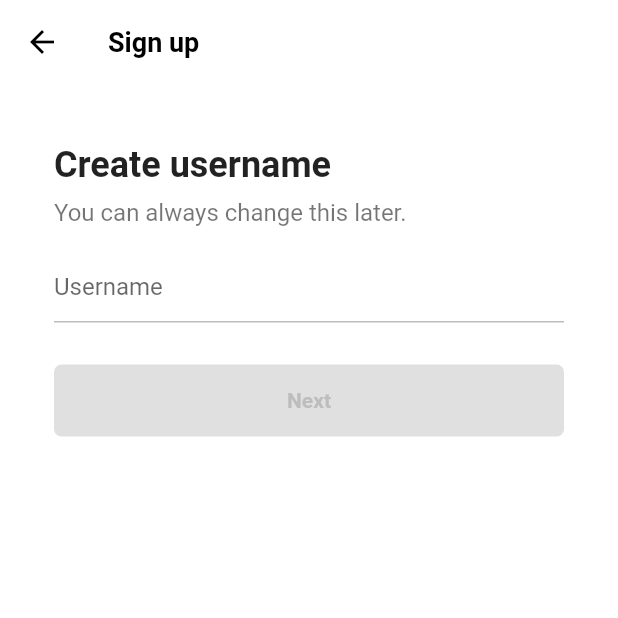
After one commit to wxxd-fxrest/woodtok, a Flutter app: the screen it shows after launch, after a tap on "Use email & password", on a phone screen of 412 x 824 dp, the top half of it. The commit adds this screen. Run offline on Flutter 3.47's test engine with Material 2 defaults, Android fonts, the phone set to English and light mode, and no system bars; our stand-ins replace font_awesome_flutter.

Commit message:
#4.3 ~ #4.5 FormButton

```diff
--- a/lib/features/authentication/log_in_screen.dart
+++ b/lib/features/authentication/log_in_screen.dart
@@ -7,7 +7,7 @@ import 'package:woodtok/features/authentication/widgets/auth_button.dart';
 class LogInScreen extends StatelessWidget {
   const LogInScreen({super.key});
 
-  void onSignUpTap(BuildContext context) {
+  void _onSignUpTap(BuildContext context) {
     Navigator.of(context).pop();
   }
 
@@ -53,7 +53,7 @@ class LogInScreen extends StatelessWidget {
         ),
       ),
       bottomNavigationBar: BottomAppBar(
-        color: Colors.grey.shade100,
+        color: Colors.grey.shade50,
         elevation: 2,
         child: Padding(
           padding: const EdgeInsets.symmetric(
@@ -66,7 +66,7 @@ class LogInScreen extends StatelessWidget {
               const Text("Don't have an account?"),
               Gaps.h5,
               GestureDetector(
-                onTap: () => onSignUpTap(context),
+                onTap: () => _onSignUpTap(context),
                 child: Text(
                   "Sign up",
                   style: TextStyle(
--- a/lib/features/authentication/sign_up_screen.dart
+++ b/lib/features/authentication/sign_up_screen.dart
@@ -3,15 +3,24 @@ import 'package:font_awesome_flutter/font_awesome_flutter.dart';
 import 'package:woodtok/constants/gaps.dart';
 import 'package:woodtok/constants/sizes.dart';
 import 'package:woodtok/features/authentication/log_in_screen.dart';
+import 'package:woodtok/features/authentication/username_screen.dart';
 import 'package:woodtok/features/authentication/widgets/auth_button.dart';
 
 class SignUpScreen extends StatelessWidget {
   const SignUpScreen({super.key});
 
-  void onLoginTap(BuildContext context) {
+  void _onLoginTap(BuildContext context) {
     Navigator.of(context).push(
       MaterialPageRoute(
         builder: (context) => const LogInScreen(),
+      ),
+    );
+  }
+
+  void _onEmailTap(BuildContext context) {
+    Navigator.of(context).push(
+      MaterialPageRoute(
+        builder: (context) => const UsernameScreen(),
       ),
     );
   }
@@ -25,9 +34,9 @@ class SignUpScreen extends StatelessWidget {
             horizontal: Sizes.size40,
           ),
           child: Column(
-            children: const [
+            children: [
               Gaps.v80,
-              Text(
+              const Text(
                 "Sign up for TikTok",
                 style: TextStyle(
                   fontSize: Sizes.size24,
@@ -35,7 +44,7 @@ class SignUpScreen extends StatelessWidget {
                 ),
               ),
               Gaps.v20,
-              Text(
+              const Text(
                 "Create a profile, follow other accounts, make your own videos, and more.",
                 style: TextStyle(
                   fontSize: Sizes.size16,
@@ -44,12 +53,15 @@ class SignUpScreen extends StatelessWidget {
                 textAlign: TextAlign.center,
               ),
               Gaps.v40,
-              AuthButton(
-                icon: FaIcon(FontAwesomeIcons.user),
-                text: "Use email & password",
+              GestureDetector(
+                onTap: () => _onEmailTap(context),
+                child: const AuthButton(
+                  icon: FaIcon(FontAwesomeIcons.user),
+                  text: "Use email & password",
+                ),
               ),
               Gaps.v16,
-              AuthButton(
+              const AuthButton(
                 icon: FaIcon(FontAwesomeIcons.apple),
                 text: "Continue with Apple",
               )
@@ -58,7 +70,7 @@ class SignUpScreen extends StatelessWidget {
         ),
       ),
       bottomNavigationBar: BottomAppBar(
-        color: Colors.grey.shade100,
+        color: Colors.grey.shade50,
         elevation: 2,
         child: Padding(
           padding: const EdgeInsets.symmetric(
@@ -71,7 +83,7 @@ class SignUpScreen extends StatelessWidget {
               const Text("Already have an account?"),
               Gaps.h5,
               GestureDetector(
-                onTap: () => onLoginTap(context),
+                onTap: () => _onLoginTap(context),
                 child: Text(
                   "Log In",
                   style: TextStyle(
--- /dev/null
+++ b/lib/features/authentication/username_screen.dart
@@ -0,0 +1,102 @@
+import 'package:flutter/material.dart';
+import 'package:woodtok/constants/gaps.dart';
+import 'package:woodtok/constants/sizes.dart';
+import 'package:woodtok/features/authentication/email_screen.dart';
+import 'package:woodtok/features/authentication/widgets/form_button.dart';
+
+class UsernameScreen extends StatefulWidget {
+  const UsernameScreen({super.key});
+
+  @override
+  State<UsernameScreen> createState() => _UsernameScreenState();
+}
+
+class _UsernameScreenState extends State<UsernameScreen> {
+  final TextEditingController _usernameController = TextEditingController();
+
+  String _username = "";
+
+  @override
+  void initState() {
+    super.initState();
+    _usernameController.addListener(() {
+      setState(() {
+        _username = _usernameController.text;
+      });
+    });
+  }
+
+  @override
+  void dispose() {
+    _usernameController.dispose();
+    super.dispose();
+  }
+
+  void _onNextTap() {
+    if (_username.isEmpty) return;
+    Navigator.of(context).push(
+      MaterialPageRoute(
+        builder: (context) => const EmailScreen(),
+      ),
+    );
+  }
+
+  @override
+  Widget build(BuildContext context) {
+    return Scaffold(
+      appBar: AppBar(
+        title: const Text(
+          "Sign up",
+        ),
+      ),
+      body: Padding(
+        padding: const EdgeInsets.symmetric(
+          horizontal: Sizes.size36,
+        ),
+        child: Column(
+          crossAxisAlignment: CrossAxisAlignment.start,
+          children: [
+            Gaps.v40,
+            const Text(
+              "Create username",
+              style: TextStyle(
+                fontSize: Sizes.size24,
+                fontWeight: FontWeight.w700,
+              ),
+            ),
+            Gaps.v8,
+            const Text(
+              "You can always change this later.",
+              style: TextStyle(
+                fontSize: Sizes.size16,
+                color: Colors.black54,
+              ),
+            ),
+            Gaps.v16,
+            TextField(
+              controller: _usernameController,
+              decoration: InputDecoration(
+                hintText: "Username",
+                enabledBorder: UnderlineInputBorder(
+                  borderSide: BorderSide(
+                    color: Colors.grey.shade400,
+                  ),
+                ),
+                focusedBorder: UnderlineInputBorder(
+                  borderSide: BorderSide(
+                    color: Colors.grey.shade400,
+                  ),
+                ),
+              ),
+              cursorColor: Theme.of(context).primaryColor,
+            ),
+            Gaps.v28,
+            GestureDetector(
+                onTap: _onNextTap,
+                child: FormButton(disabled: _username.isEmpty)),
+          ],
+        ),
+      ),
+    );
+  }
+}
--- /dev/null
+++ b/lib/features/authentication/widgets/form_button.dart
@@ -0,0 +1,43 @@
+import 'package:flutter/material.dart';
+import 'package:woodtok/constants/sizes.dart';
+
+class FormButton extends StatelessWidget {
+  const FormButton({
+    super.key,
+    required this.disabled,
+  });
+
+  final bool disabled;
+
+  @override
+  Widget build(BuildContext context) {
+    return FractionallySizedBox(
+      widthFactor: 1,
+      child: AnimatedContainer(
+        padding: const EdgeInsets.symmetric(
+          vertical: Sizes.size16,
+        ),
+        decoration: BoxDecoration(
+          borderRadius: BorderRadius.circular(
+            Sizes.size5,
+          ),
+          color:
+              disabled ? Colors.grey.shade300 : Theme.of(context).primaryColor,
+        ),
+        duration: const Duration(milliseconds: 400),
+        child: AnimatedDefaultTextStyle(
+          duration: const Duration(milliseconds: 400),
+          style: TextStyle(
+            color: disabled ? Colors.grey.shade400 : Colors.white,
+            fontSize: Sizes.size14,
+            fontWeight: FontWeight.w600,
+          ),
+          child: const Text(
+            "Next",
+            textAlign: TextAlign.center,
+          ),
+        ),
+      ),
+    );
+  }
+}
--- a/lib/main.dart
+++ b/lib/main.dart
@@ -1,4 +1,5 @@
 import 'package:flutter/material.dart';
+import 'package:woodtok/constants/sizes.dart';
 import 'package:woodtok/features/authentication/sign_up_screen.dart';
 
 void main() {
@@ -13,7 +14,18 @@ class WoodTok extends StatelessWidget {
     return MaterialApp(
       title: 'Tik Tok Clone',
       theme: ThemeData(
+        scaffoldBackgroundColor: Colors.white,
         primaryColor: const Color(0xFFE9435A),
+        appBarTheme: const AppBarTheme(
+          elevation: 0,
+          foregroundColor: Colors.black,
+          backgroundColor: Colors.white,
+          titleTextStyle: TextStyle(
+            color: Colors.black,
+            fontSize: Sizes.size16 + Sizes.size2,
+            fontWeight: FontWeight.w600,
+          ),
+        ),
       ),
       home: const SignUpScreen(),
     );
```
Also changed, not shown: lib/features/authentication/email_screen.dart (added, +82 -0 lines).
